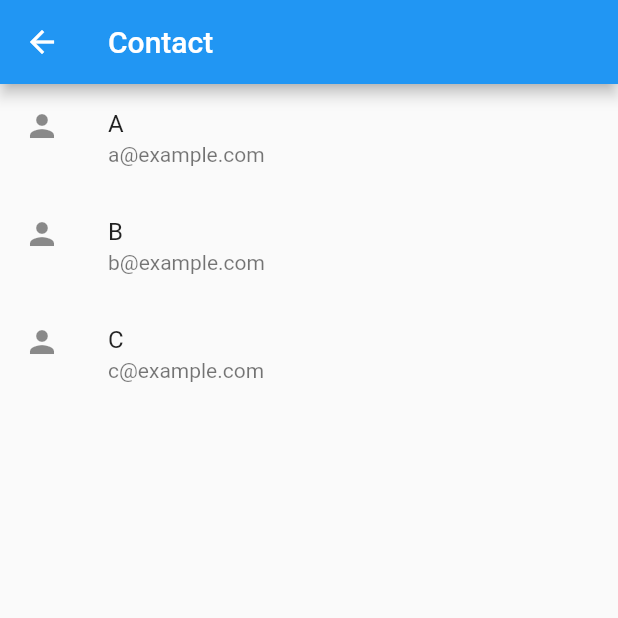
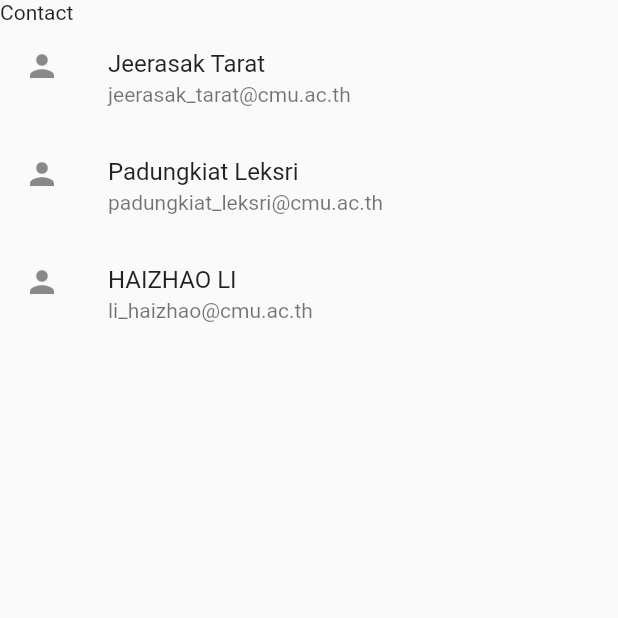
Before and after one commit to MikeVasaski/Mobile-App-Project2023-Group2, a Flutter app: the ContactPage screen opened directly, on a phone screen of 412 x 824 dp, the top half of it. Run offline on Flutter 3.47's test engine with Material 2 defaults, Android fonts, the light colour scheme and no system bars.

```diff
--- a/mobilpgroup2/lib/main.dart
+++ b/mobilpgroup2/lib/main.dart
@@ -1,5 +1,7 @@
 import 'package:flutter/material.dart';
 import 'package:mobilpgroup2/pages/home.dart';
+import 'package:mobilpgroup2/pages/treesmap.dart';
+import 'package:mobilpgroup2/pages/treesmap.dart';
 
 void main() {
   runApp(MyApp());
--- a/mobilpgroup2/lib/pages/contact.dart
+++ b/mobilpgroup2/lib/pages/contact.dart
@@ -4,25 +4,23 @@ class ContactPage extends StatelessWidget {
   @override
   Widget build(BuildContext context) {
     return Scaffold(
-      appBar: AppBar(
-        title: Text('Contact'),
-      ),
       body: ListView(
         children: [
+          Text('Contact'),
           ListTile(
             leading: Icon(Icons.person),
-            title: Text('A'),
-            subtitle: Text('a@example.com'),
+            title: Text('Jeerasak Tarat'),
+            subtitle: Text('jeerasak_tarat@cmu.ac.th'),
           ),
           ListTile(
             leading: Icon(Icons.person),
-            title: Text('B'),
-            subtitle: Text('b@example.com'),
+            title: Text('Padungkiat Leksri'),
+            subtitle: Text('padungkiat_leksri@cmu.ac.th'),
           ),
           ListTile(
             leading: Icon(Icons.person),
-            title: Text('C'),
-            subtitle: Text('c@example.com'),
+            title: Text('HAIZHAO LI'),
+            subtitle: Text('li_haizhao@cmu.ac.th'),
           ),
         ],
       ),
--- a/mobilpgroup2/lib/pages/treesmap.dart
+++ b/mobilpgroup2/lib/pages/treesmap.dart
@@ -1,13 +1,11 @@
 import 'package:flutter/material.dart';
-// import 'package:google_maps_flutter/google_maps_flutter.dart';
-import 'package:flutter_map/flutter_map.dart';
 
 class MapPage extends StatelessWidget {
   @override
   Widget build(BuildContext context) {
     return Scaffold(
-      appBar: AppBar(
-        title: Text('Map'),
+      body: Center(
+        child: Text('Tree Map Page'),
       ),
     );
   }
```
Also changed, not shown: mobilpgroup2/lib/pages/home.dart (+12 -6 lines).
